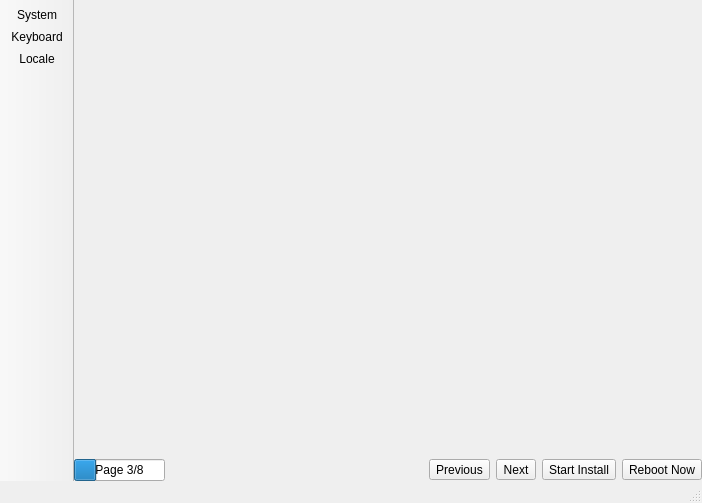
Above: mainUI.ui from project-trident/trident-installer before the change. Below: the same form after it.
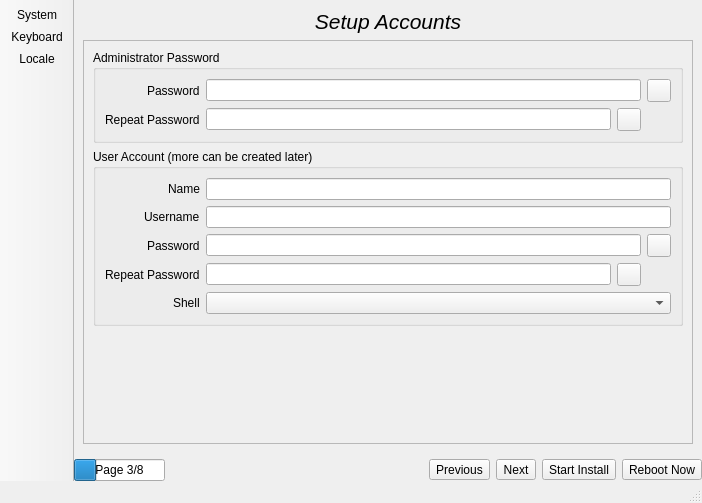
That is the form after the change. The open tabs and pages were chosen to show the change. Icons and pictures are not drawn.

What changed in the file:
```diff
--- a/mainUI.ui
+++ b/mainUI.ui
@@ -64,7 +64,280 @@
         </column>
        </widget>
       </widget>
-      <widget class="QWidget" name="page_user"/>
+      <widget class="QWidget" name="page_user">
+       <layout class="QVBoxLayout" name="verticalLayout_7">
+        <item>
+         <widget class="QLabel" name="label_6">
+          <property name="font">
+           <font>
+            <pointsize>16</pointsize>
+            <italic>true</italic>
+           </font>
+          </property>
+          <property name="text">
+           <string>Setup Accounts</string>
+          </property>
+          <property name="alignment">
+           <set>Qt::AlignCenter</set>
+          </property>
+         </widget>
+        </item>
+        <item>
+         <widget class="QScrollArea" name="scrollArea">
+          <property name="widgetResizable">
+           <bool>true</bool>
+          </property>
+          <widget class="QWidget" name="scrollAreaWidgetContents">
+           <property name="geometry">
+            <rect>
+             <x>0</x>
+             <y>0</y>
+             <width>579</width>
+             <height>395</height>
+            </rect>
+           </property>
+           <layout class="QVBoxLayout" name="verticalLayout_8">
+            <item>
+             <widget class="QGroupBox" name="groupBox">
+              <property name="font">
+               <font>
+                <weight>50</weight>
+                <bold>false</bold>
+               </font>
+              </property>
+              <property name="title">
+               <string>Administrator Password</string>
+              </property>
+              <layout class="QFormLayout" name="formLayout">
+               <property name="labelAlignment">
+                <set>Qt::AlignRight|Qt::AlignTrailing|Qt::AlignVCenter</set>
+               </property>
+               <item row="0" column="0">
+                <widget class="QLabel" name="label_8">
+                 <property name="text">
+                  <string>Password</string>
+                 </property>
+                </widget>
+               </item>
+               <item row="0" column="1">
+                <layout class="QHBoxLayout" name="horizontalLayout_3">
+                 <item>
+                  <widget class="QLineEdit" name="lineEdit_2">
+                   <property name="echoMode">
+                    <enum>QLineEdit::Password</enum>
+                   </property>
+                  </widget>
+                 </item>
+                 <item>
+                  <widget class="QToolButton" name="toolButton">
+                   <property name="toolTip">
+                    <string>View Password</string>
+                   </property>
+                   <property name="text">
+                    <string notr="true"/>
+                   </property>
+                   <property name="icon">
+                    <iconset theme="view-on"/>
+                   </property>
+                  </widget>
+                 </item>
+                </layout>
+               </item>
+               <item row="1" column="0">
+                <widget class="QLabel" name="label_12">
+                 <property name="text">
+                  <string>Repeat Password</string>
+                 </property>
+                </widget>
+               </item>
+               <item row="1" column="1">
+                <layout class="QHBoxLayout" name="horizontalLayout_4">
+                 <item>
+                  <widget class="QLineEdit" name="lineEdit_3">
+                   <property name="echoMode">
+                    <enum>QLineEdit::Password</enum>
+                   </property>
+                  </widget>
+                 </item>
+                 <item>
+                  <widget class="QToolButton" name="toolButton_2">
+                   <property name="toolTip">
+                    <string>View Password</string>
+                   </property>
+                   <property name="text">
+                    <string notr="true"/>
+                   </property>
+                   <property name="icon">
+                    <iconset theme="view-on">
+                     <normaloff>.</normaloff>.</iconset>
+                   </property>
+                  </widget>
+                 </item>
+                 <item>
+                  <widget class="QToolButton" name="tool_root_pass_chk">
+                   <property name="text">
+                    <string notr="true"/>
+                   </property>
+                   <property name="icon">
+                    <iconset theme="dialog-error"/>
+                   </property>
+                   <property name="autoRaise">
+                    <bool>true</bool>
+                   </property>
+                  </widget>
+                 </item>
+                </layout>
+               </item>
+              </layout>
+             </widget>
+            </item>
+            <item>
+             <widget class="QGroupBox" name="groupBox_2">
+              <property name="font">
+               <font>
+                <weight>50</weight>
+                <bold>false</bold>
+               </font>
+              </property>
+              <property name="title">
+               <string>User Account (more can be created later)</string>
+              </property>
+              <property name="flat">
+               <bool>false</bool>
+              </property>
+              <layout class="QFormLayout" name="formLayout_2">
+               <property name="labelAlignment">
+                <set>Qt::AlignRight|Qt::AlignTrailing|Qt::AlignVCenter</set>
+               </property>
+               <item row="2" column="0">
+                <widget class="QLabel" name="label_9">
+                 <property name="text">
+                  <string>Password</string>
+                 </property>
+                </widget>
+               </item>
+               <item row="2" column="1">
+                <layout class="QHBoxLayout" name="horizontalLayout_6">
+                 <item>
+                  <widget class="QLineEdit" name="lineEdit_5">
+                   <property name="echoMode">
+                    <enum>QLineEdit::Password</enum>
+                   </property>
+                  </widget>
+                 </item>
+                 <item>
+                  <widget class="QToolButton" name="toolButton_4">
+                   <property name="toolTip">
+                    <string>View Password</string>
+                   </property>
+                   <property name="text">
+                    <string notr="true"/>
+                   </property>
+                   <property name="icon">
+                    <iconset theme="view-on">
+                     <normaloff>.</normaloff>.</iconset>
+                   </property>
+                  </widget>
+                 </item>
+                </layout>
+               </item>
+               <item row="4" column="0">
+                <widget class="QLabel" name="label_11">
+                 <property name="text">
+                  <string>Repeat Password</string>
+                 </property>
+                </widget>
+               </item>
+               <item row="4" column="1">
+                <layout class="QHBoxLayout" name="horizontalLayout_5">
+                 <item>
+                  <widget class="QLineEdit" name="lineEdit_4">
+                   <property name="echoMode">
+                    <enum>QLineEdit::Password</enum>
+                   </property>
+                  </widget>
+                 </item>
+                 <item>
+                  <widget class="QToolButton" name="toolButton_3">
+                   <property name="toolTip">
+                    <string>View Password</string>
+                   </property>
+                   <property name="text">
+                    <string notr="true"/>
+                   </property>
+                   <property name="icon">
+                    <iconset theme="view-on">
+                     <normaloff>.</normaloff>.</iconset>
+                   </property>
+                  </widget>
+                 </item>
+                 <item>
+                  <widget class="QToolButton" name="tool_user_pass_chk">
+                   <property name="text">
+                    <string notr="true"/>
+                   </property>
+                   <property name="icon">
+                    <iconset theme="dialog-error"/>
+                   </property>
+                   <property name="autoRaise">
+                    <bool>true</bool>
+                   </property>
+                  </widget>
+                 </item>
+                </layout>
+               </item>
+               <item row="0" column="0">
+                <widget class="QLabel" name="label_10">
+                 <property name="text">
+                  <string>Name</string>
+                 </property>
+                </widget>
+               </item>
+               <item row="1" column="0">
+                <widget class="QLabel" name="label_7">
+                 <property name="text">
+                  <string>Username</string>
+                 </property>
+                </widget>
+               </item>
+               <item row="0" column="1">
+                <widget class="QLineEdit" name="lineEdit"/>
+               </item>
+               <item row="1" column="1">
+                <widget class="QLineEdit" name="lineEdit_6"/>
+               </item>
+               <item row="5" column="0">
+                <widget class="QLabel" name="label_13">
+                 <property name="text">
+                  <string>Shell</string>
+                 </property>
+                </widget>
+               </item>
+               <item row="5" column="1">
+                <widget class="QComboBox" name="comboBox"/>
+               </item>
+              </layout>
+             </widget>
+            </item>
+            <item>
+             <spacer name="verticalSpacer">
+              <property name="orientation">
+               <enum>Qt::Vertical</enum>
+              </property>
+              <property name="sizeHint" stdset="0">
+               <size>
+                <width>20</width>
+                <height>40</height>
+               </size>
+              </property>
+             </spacer>
+            </item>
+           </layout>
+          </widget>
+         </widget>
+        </item>
+       </layout>
+      </widget>
       <widget class="QWidget" name="page_pkgs">
        <layout class="QVBoxLayout" name="verticalLayout_3">
         <item>
```
Left out of the diff: 281 changed lines with no effect on the pictures.
